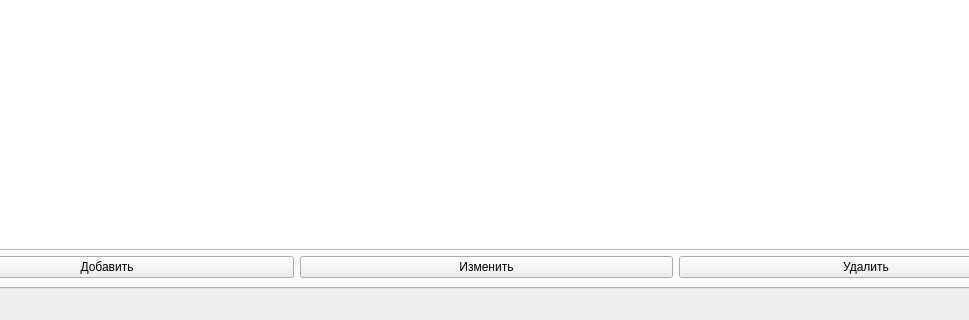
This is forms/manager_form.ui in HikyGM/Libryary as Qt 5 draws it before an edit; both pictures show x 100 to 1069 and y 486 to 806 of the 1173 by 806 pixel window. The edited form follows.
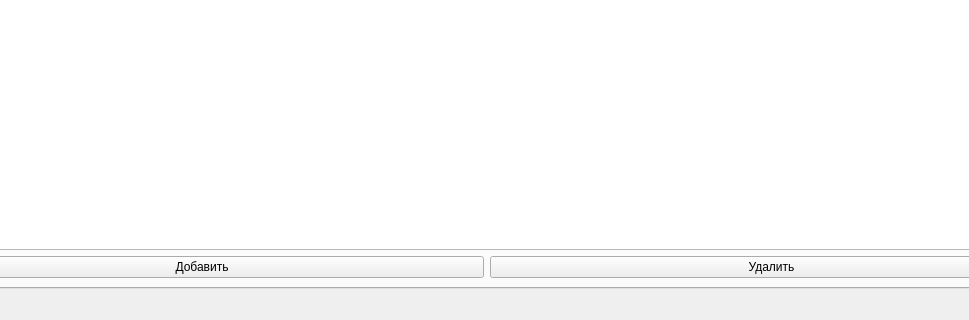
This is the edited form. The open tabs and pages were chosen to show the change.

What changed in the file:
```diff
--- a/forms/manager_form.ui
+++ b/forms/manager_form.ui
@@ -261,15 +261,7 @@
                </layout>
               </item>
               <item>
-               <layout class="QHBoxLayout" name="horizontalLayout_29">
-                <item>
-                 <widget class="QPushButton" name="btn_edit_journal">
-                  <property name="text">
-                   <string>Изменить</string>
-                  </property>
-                 </widget>
-                </item>
-               </layout>
+               <layout class="QHBoxLayout" name="horizontalLayout_29"/>
               </item>
               <item>
                <layout class="QHBoxLayout" name="horizontalLayout_30">
```
Left out of the diff: 14 changed lines with no effect on the pictures.
